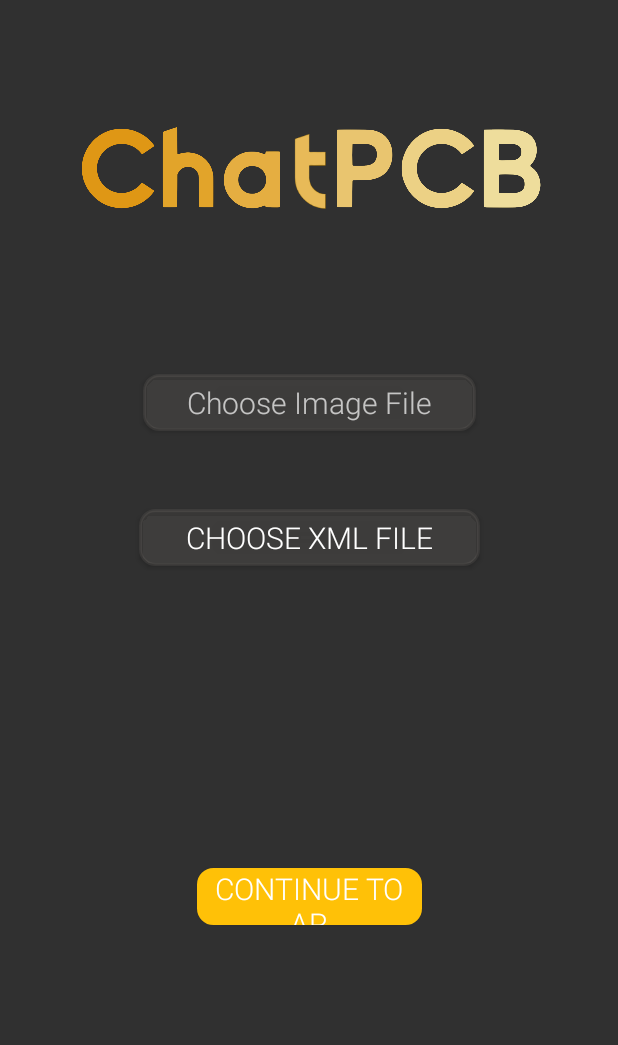
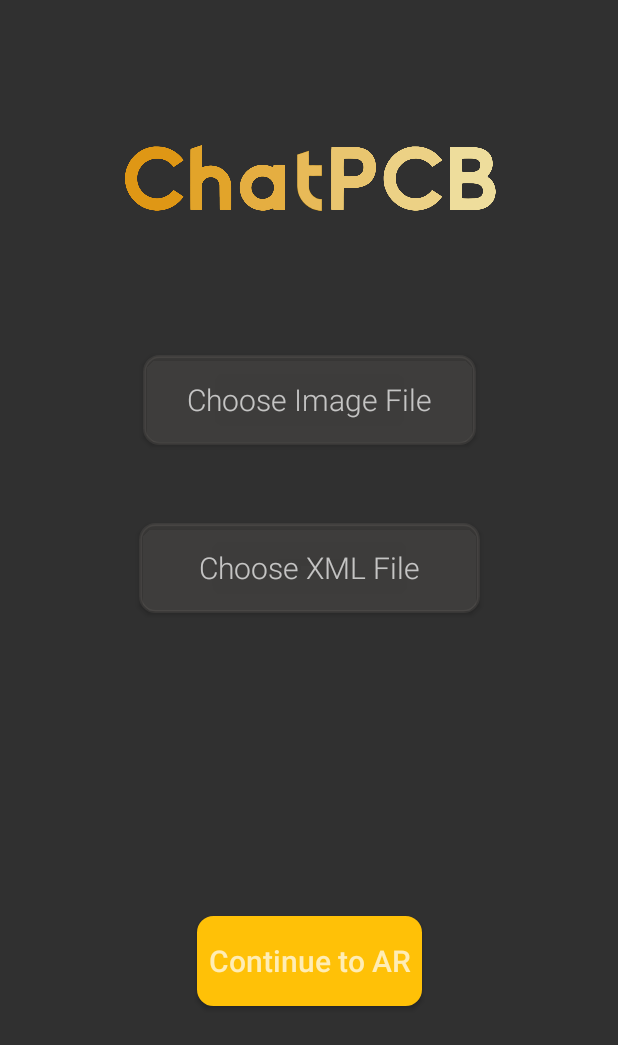
Before and after one commit to zli32/gtxr-hackathon-team-17, an Android app: the screen it shows after launch (FileSelection), on a phone screen of 412 x 824 dp. Shown: the top 1045 px of the screen. Run offline under Robolectric (Android 15) with nearby library versions, the phone set to English and light mode, and no system bars; our stand-ins replace navigation-ui.

Commit message:
fixed buttons

```diff
--- a/augmented_image_java/app/src/main/res/layout/activity_file_selection.xml
+++ b/augmented_image_java/app/src/main/res/layout/activity_file_selection.xml
@@ -8,9 +8,26 @@
     android:padding="20dp">
 
     <Button
+        android:id="@+id/choose_xml_file"
+        android:layout_width="227dp"
+        android:layout_height="60dp"
+        android:layout_marginBottom="202dp"
+        android:background="@drawable/round_button"
+        android:backgroundTint="#36706E68"
+        android:fontFamily="sans-serif-light"
+        android:text="@string/choose_xml_file"
+        android:textAppearance="@style/TextAppearance.AppCompat.Display3"
+        android:textSize="20sp"
+        app:layout_constraintBottom_toTopOf="@+id/continue_to_ar"
+        app:layout_constraintEnd_toEndOf="parent"
+        app:layout_constraintHorizontal_bias="0.5"
+        app:layout_constraintStart_toStartOf="parent"
+        app:layout_constraintTop_toBottomOf="@+id/choose_image_file" />
+
+    <Button
         android:id="@+id/choose_image_file"
         android:layout_width="222dp"
-        android:layout_height="0dp"
+        android:layout_height="60dp"
         android:layout_marginBottom="52dp"
         android:background="@drawable/round_button"
         android:backgroundTint="#36706E68"
@@ -24,43 +41,11 @@
         app:layout_constraintStart_toStartOf="parent"
         app:layout_constraintTop_toBottomOf="@+id/imageView" />
 
-    <Button
-        android:id="@+id/choose_xml_file"
-        android:layout_width="227dp"
-        android:layout_height="0dp"
-        android:layout_marginBottom="201dp"
-        android:background="@drawable/round_button"
-        android:backgroundTint="#36706E68"
-        android:fontFamily="sans-serif-light"
-        android:text="@string/choose_xml_file"
-        android:textSize="20sp"
-        app:layout_constraintBottom_toTopOf="@+id/continue_to_ar"
-        app:layout_constraintEnd_toEndOf="parent"
-        app:layout_constraintHorizontal_bias="0.5"
-        app:layout_constraintStart_toStartOf="parent"
-        app:layout_constraintTop_toBottomOf="@+id/choose_image_file" />
-
-    <Button
-        android:id="@+id/continue_to_ar"
-        android:layout_width="150dp"
-        android:layout_height="0dp"
-        android:layout_marginBottom="187dp"
-        android:background="@drawable/round_button"
-        android:backgroundTint="#FFC107"
-        android:fontFamily="sans-serif-light"
-        android:text="@string/continue_to_ar"
-        android:textSize="20sp"
-        app:layout_constraintBottom_toBottomOf="parent"
-        app:layout_constraintEnd_toEndOf="parent"
-        app:layout_constraintHorizontal_bias="0.5"
-        app:layout_constraintStart_toStartOf="parent"
-        app:layout_constraintTop_toBottomOf="@+id/choose_xml_file" />
-
     <ImageView
         android:id="@+id/imageView"
-        android:layout_width="338dp"
-        android:layout_height="173dp"
-        android:layout_marginTop="4dp"
+        android:layout_width="368dp"
+        android:layout_height="134dp"
+        android:layout_marginTop="65dp"
         android:layout_marginBottom="52dp"
         app:layout_constraintBottom_toTopOf="@+id/choose_image_file"
         app:layout_constraintEnd_toEndOf="parent"
@@ -69,5 +54,23 @@
         app:layout_constraintTop_toTopOf="parent"
         app:srcCompat="@drawable/chatpcb" />
 
+    <Button
+        android:id="@+id/continue_to_ar"
+        android:layout_width="150dp"
+        android:layout_height="60dp"
+        android:layout_marginBottom="168dp"
+        android:background="@drawable/round_button"
+        android:backgroundTint="#FFC107"
+        android:fontFamily="sans-serif-light"
+        android:text="@string/continue_to_ar"
+        android:textAppearance="@style/TextAppearance.AppCompat.Display3"
+        android:textSize="20sp"
+        android:textStyle="bold"
+        app:layout_constraintBottom_toBottomOf="parent"
+        app:layout_constraintEnd_toEndOf="parent"
+        app:layout_constraintHorizontal_bias="0.5"
+        app:layout_constraintStart_toStartOf="parent"
+        app:layout_constraintTop_toBottomOf="@+id/choose_xml_file" />
+
 
 </androidx.constraintlayout.widget.ConstraintLayout>
```
